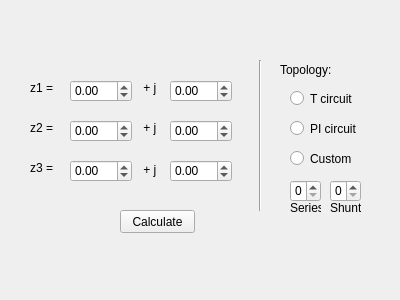
Above: dialogmat.ui from Robo-Sapien/Software-Development-for-I-O-circuit-analysis-for-MMIC-and-power-amplfiers-using-Smith-Chart before the change. Below: the same form after it.
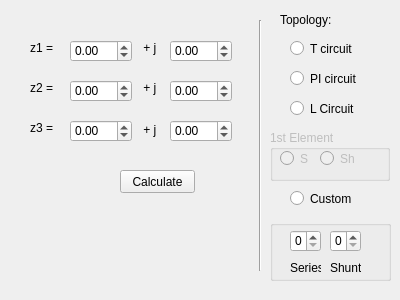
That is the form after the change.

The edit to the form file:
```diff
--- a/dialogmat.ui
+++ b/dialogmat.ui
@@ -16,8 +16,8 @@
   <widget class="QLabel" name="B">
    <property name="geometry">
     <rect>
-     <x>184</x>
-     <y>250</y>
+     <x>160</x>
+     <y>210</y>
      <width>61</width>
      <height>16</height>
     </rect>
@@ -30,7 +30,7 @@
    <property name="geometry">
     <rect>
      <x>290</x>
-     <y>150</y>
+     <y>190</y>
      <width>81</width>
      <height>17</height>
     </rect>
@@ -43,7 +43,7 @@
    <property name="geometry">
     <rect>
      <x>70</x>
-     <y>120</y>
+     <y>80</y>
      <width>62</width>
      <height>22</height>
     </rect>
@@ -58,37 +58,11 @@
     <double>0.010000000000000</double>
    </property>
   </widget>
-  <widget class="QLabel" name="label_9">
-   <property name="geometry">
-    <rect>
-     <x>330</x>
-     <y>200</y>
-     <width>31</width>
-     <height>16</height>
-    </rect>
-   </property>
-   <property name="text">
-    <string>Shunt</string>
-   </property>
-  </widget>
-  <widget class="QLabel" name="label_8">
-   <property name="geometry">
-    <rect>
-     <x>290</x>
-     <y>200</y>
-     <width>31</width>
-     <height>16</height>
-    </rect>
-   </property>
-   <property name="text">
-    <string>Series</string>
-   </property>
-  </widget>
   <widget class="QDoubleSpinBox" name="z3real">
    <property name="geometry">
     <rect>
      <x>70</x>
-     <y>160</y>
+     <y>120</y>
      <width>62</width>
      <height>22</height>
     </rect>
@@ -107,7 +81,7 @@
    <property name="geometry">
     <rect>
      <x>140</x>
-     <y>160</y>
+     <y>120</y>
      <width>31</width>
      <height>20</height>
     </rect>
@@ -119,8 +93,8 @@
   <widget class="QLabel" name="C">
    <property name="geometry">
     <rect>
-     <x>90</x>
-     <y>280</y>
+     <x>66</x>
+     <y>240</y>
      <width>61</width>
      <height>20</height>
     </rect>
@@ -129,24 +103,11 @@
     <string/>
    </property>
   </widget>
-  <widget class="QSpinBox" name="spinBox_2">
-   <property name="enabled">
-    <bool>true</bool>
-   </property>
-   <property name="geometry">
-    <rect>
-     <x>330</x>
-     <y>180</y>
-     <width>31</width>
-     <height>22</height>
-    </rect>
-   </property>
-  </widget>
   <widget class="QDoubleSpinBox" name="z3img">
    <property name="geometry">
     <rect>
      <x>170</x>
-     <y>160</y>
+     <y>120</y>
      <width>62</width>
      <height>22</height>
     </rect>
@@ -165,7 +126,7 @@
    <property name="geometry">
     <rect>
      <x>70</x>
-     <y>80</y>
+     <y>40</y>
      <width>62</width>
      <height>22</height>
     </rect>
@@ -184,7 +145,7 @@
    <property name="geometry">
     <rect>
      <x>170</x>
-     <y>80</y>
+     <y>40</y>
      <width>62</width>
      <height>22</height>
     </rect>
@@ -203,7 +164,7 @@
    <property name="geometry">
     <rect>
      <x>30</x>
-     <y>120</y>
+     <y>80</y>
      <width>31</width>
      <height>16</height>
     </rect>
@@ -216,7 +177,7 @@
    <property name="geometry">
     <rect>
      <x>140</x>
-     <y>80</y>
+     <y>40</y>
      <width>31</width>
      <height>16</height>
     </rect>
@@ -229,7 +190,7 @@
    <property name="geometry">
     <rect>
      <x>290</x>
-     <y>120</y>
+     <y>70</y>
      <width>82</width>
      <height>17</height>
     </rect>
@@ -242,7 +203,7 @@
    <property name="geometry">
     <rect>
      <x>280</x>
-     <y>60</y>
+     <y>10</y>
      <width>91</width>
      <height>20</height>
     </rect>
@@ -255,7 +216,7 @@
    <property name="geometry">
     <rect>
      <x>170</x>
-     <y>120</y>
+     <y>80</y>
      <width>62</width>
      <height>22</height>
     </rect>
@@ -274,9 +235,9 @@
    <property name="geometry">
     <rect>
      <x>250</x>
-     <y>60</y>
+     <y>20</y>
      <width>20</width>
-     <height>151</height>
+     <height>251</height>
     </rect>
    </property>
    <property name="orientation">
@@ -287,7 +248,7 @@
    <property name="geometry">
     <rect>
      <x>120</x>
-     <y>210</y>
+     <y>170</y>
      <width>75</width>
      <height>23</height>
     </rect>
@@ -296,24 +257,11 @@
     <string>Calculate</string>
    </property>
   </widget>
-  <widget class="QSpinBox" name="spinBox_3">
-   <property name="enabled">
-    <bool>true</bool>
-   </property>
-   <property name="geometry">
-    <rect>
-     <x>290</x>
-     <y>180</y>
-     <width>31</width>
-     <height>22</height>
-    </rect>
-   </property>
-  </widget>
   <widget class="QLabel" name="D">
    <property name="geometry">
     <rect>
-     <x>184</x>
-     <y>280</y>
+     <x>160</x>
+     <y>240</y>
      <width>61</width>
      <height>16</height>
     </rect>
@@ -325,8 +273,8 @@
   <widget class="QLabel" name="A">
    <property name="geometry">
     <rect>
-     <x>90</x>
-     <y>250</y>
+     <x>66</x>
+     <y>210</y>
      <width>61</width>
      <height>20</height>
     </rect>
@@ -339,7 +287,7 @@
    <property name="geometry">
     <rect>
      <x>140</x>
-     <y>120</y>
+     <y>80</y>
      <width>31</width>
      <height>16</height>
     </rect>
@@ -352,7 +300,7 @@
    <property name="geometry">
     <rect>
      <x>30</x>
-     <y>80</y>
+     <y>40</y>
      <width>31</width>
      <height>16</height>
     </rect>
@@ -365,7 +313,7 @@
    <property name="geometry">
     <rect>
      <x>30</x>
-     <y>160</y>
+     <y>120</y>
      <width>31</width>
      <height>16</height>
     </rect>
@@ -378,7 +326,7 @@
    <property name="geometry">
     <rect>
      <x>290</x>
-     <y>90</y>
+     <y>40</y>
      <width>82</width>
      <height>17</height>
     </rect>
@@ -387,6 +335,129 @@
     <string>T circuit</string>
    </property>
   </widget>
+  <widget class="QRadioButton" name="radioButton">
+   <property name="geometry">
+    <rect>
+     <x>290</x>
+     <y>100</y>
+     <width>82</width>
+     <height>17</height>
+    </rect>
+   </property>
+   <property name="text">
+    <string>L Circuit</string>
+   </property>
+  </widget>
+  <widget class="QGroupBox" name="groupBox">
+   <property name="enabled">
+    <bool>false</bool>
+   </property>
+   <property name="geometry">
+    <rect>
+     <x>270</x>
+     <y>130</y>
+     <width>120</width>
+     <height>51</height>
+    </rect>
+   </property>
+   <property name="title">
+    <string>1st Element</string>
+   </property>
+   <widget class="QRadioButton" name="radioButton_2">
+    <property name="geometry">
+     <rect>
+      <x>10</x>
+      <y>20</y>
+      <width>82</width>
+      <height>17</height>
+     </rect>
+    </property>
+    <property name="text">
+     <string>S</string>
+    </property>
+   </widget>
+   <widget class="QRadioButton" name="radioButton_3">
+    <property name="geometry">
+     <rect>
+      <x>50</x>
+      <y>20</y>
+      <width>82</width>
+      <height>17</height>
+     </rect>
+    </property>
+    <property name="text">
+     <string>Sh</string>
+    </property>
+   </widget>
+  </widget>
+  <widget class="QGroupBox" name="groupBox_2">
+   <property name="enabled">
+    <bool>true</bool>
+   </property>
+   <property name="geometry">
+    <rect>
+     <x>270</x>
+     <y>220</y>
+     <width>121</width>
+     <height>61</height>
+    </rect>
+   </property>
+   <property name="title">
+    <string/>
+   </property>
+   <widget class="QSpinBox" name="spinBox_3">
+    <property name="enabled">
+     <bool>true</bool>
+    </property>
+    <property name="geometry">
+     <rect>
+      <x>20</x>
+      <y>10</y>
+      <width>31</width>
+      <height>22</height>
+     </rect>
+    </property>
+   </widget>
+   <widget class="QSpinBox" name="spinBox_2">
+    <property name="enabled">
+     <bool>true</bool>
+    </property>
+    <property name="geometry">
+     <rect>
+      <x>60</x>
+      <y>10</y>
+      <width>31</width>
+      <height>22</height>
+     </rect>
+    </property>
+   </widget>
+   <widget class="QLabel" name="label_8">
+    <property name="geometry">
+     <rect>
+      <x>20</x>
+      <y>40</y>
+      <width>31</width>
+      <height>16</height>
+     </rect>
+    </property>
+    <property name="text">
+     <string>Series</string>
+    </property>
+   </widget>
+   <widget class="QLabel" name="label_9">
+    <property name="geometry">
+     <rect>
+      <x>60</x>
+      <y>40</y>
+      <width>31</width>
+      <height>16</height>
+     </rect>
+    </property>
+    <property name="text">
+     <string>Shunt</string>
+    </property>
+   </widget>
+  </widget>
  </widget>
  <resources/>
  <connections/>
```
Left out of the diff: 2 changed lines with no effect on the pictures.
